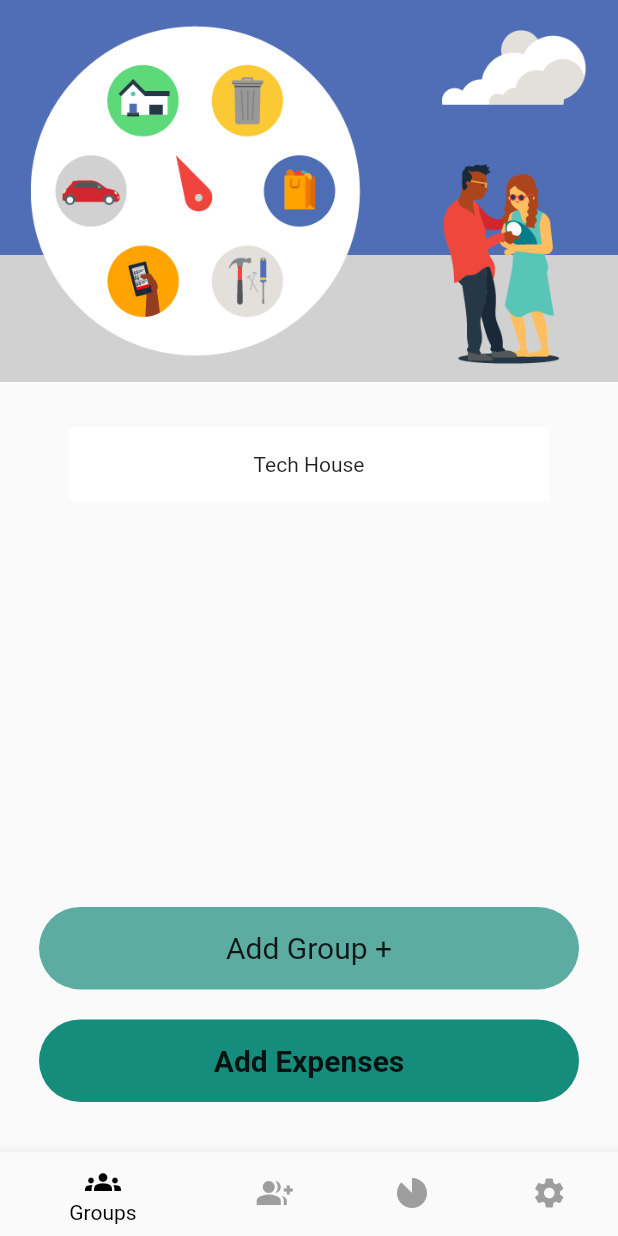
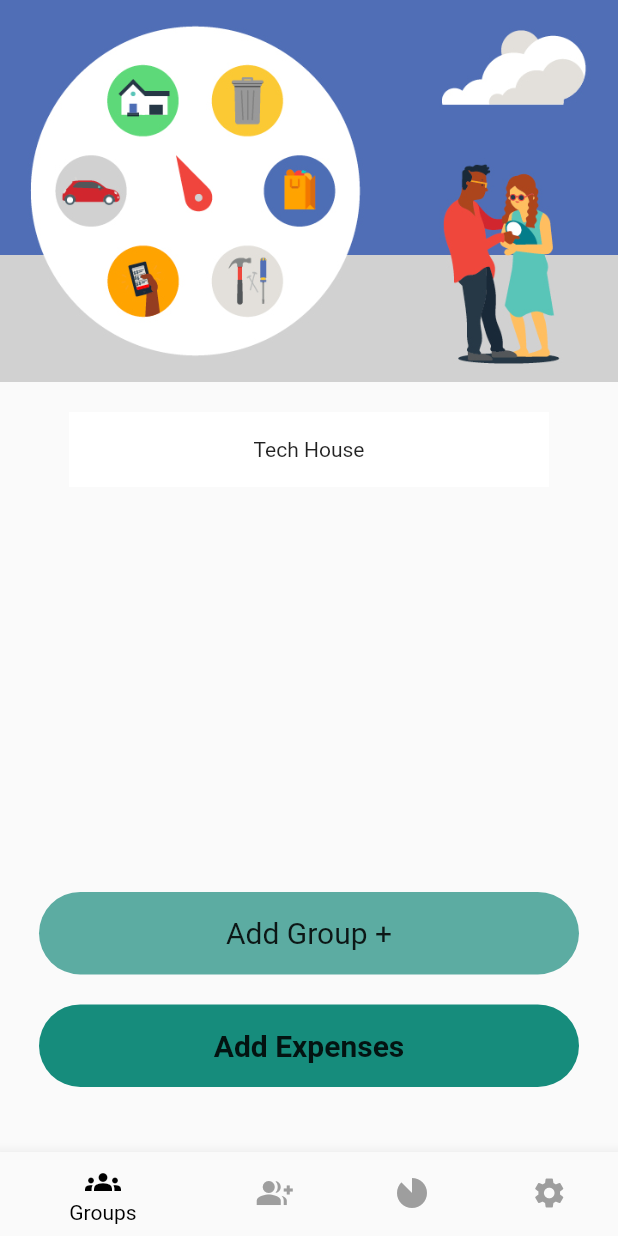
Before and after one commit to Ayishamarva7998/ExpenseTrack, a Flutter app: the screen it shows after launch, on a phone screen of 412 x 824 dp. Run offline on Flutter 3.47's test engine with Material 2 defaults, Android fonts, the phone set to English and light mode, and no system bars; our stand-ins replace fl_chart, hive, hive_flutter; accounts and stored records are empty.

Commit message:
listing completed

```diff
--- a/lib/main.dart
+++ b/lib/main.dart
@@ -3,7 +3,7 @@ import 'package:hive_flutter/adapters.dart';
 import 'package:splitwise_app/bottombar.dart';
 import 'package:splitwise_app/functions/db_function2.dart';
 import 'package:splitwise_app/functions/db_functions.dart';
-import 'package:splitwise_app/functions/functions3.dart';
+import 'package:splitwise_app/functions/db_functions3.dart';
 import 'package:splitwise_app/loginpage.dart';
 import 'package:splitwise_app/model/data_model.dart';
 import 'package:splitwise_app/model/data_model2.dart';
--- a/lib/screens/addexpense.dart
+++ b/lib/screens/addexpense.dart
@@ -101,7 +101,7 @@ class _AddexpenseState extends State<Addexpense> {
                       color: Colors.white,
                     ),
                    DropdownButton<String>(
-  value: selectedCategory, // Add the value property
+  value: selectedCategory,
   items: items.map((String item) {
     return DropdownMenuItem<String>(
       value: item,
--- a/lib/screens/addgroup.dart
+++ b/lib/screens/addgroup.dart
@@ -1,7 +1,7 @@
 import 'package:flutter/material.dart';
 import 'package:splitwise_app/bottombar.dart';
 import 'package:splitwise_app/functions/db_functions.dart';
-import 'package:splitwise_app/functions/functions3.dart';
+import 'package:splitwise_app/functions/db_functions3.dart';
 import 'package:splitwise_app/model/data_model.dart';
 import 'package:splitwise_app/model/data_model3.dart';
 import 'package:splitwise_app/screens/addcontact.dart';
--- a/lib/screens/groups_screen.dart
+++ b/lib/screens/groups_screen.dart
@@ -1,5 +1,5 @@
 import 'package:flutter/material.dart';
-import 'package:splitwise_app/functions/functions3.dart';
+import 'package:splitwise_app/functions/db_functions3.dart';
 import 'package:splitwise_app/model/data_model2.dart';
 import 'package:splitwise_app/model/data_model3.dart';
 import 'package:splitwise_app/screens/addexpense.dart';
@@ -20,7 +20,7 @@ class Groupscreen extends StatelessWidget {
           child: Column(
             children: [
               Image.asset('assets/billss.jpg'),
-              SizedBox(height: 30,),
+              SizedBox(height: 20,),
                GestureDetector(onTap: () {
                  Navigator.of(context).push(MaterialPageRoute(builder: (context) => Firstgroup(expense: ExpenseList(description: '', amount: '', select: '')),));
                },
```
Also changed, not shown: lib/screens/participants.dart (+9 -6 lines), lib/functions/db_functions3.dart (renamed from lib/functions/functions3.dart), lib/model.dart (added).
